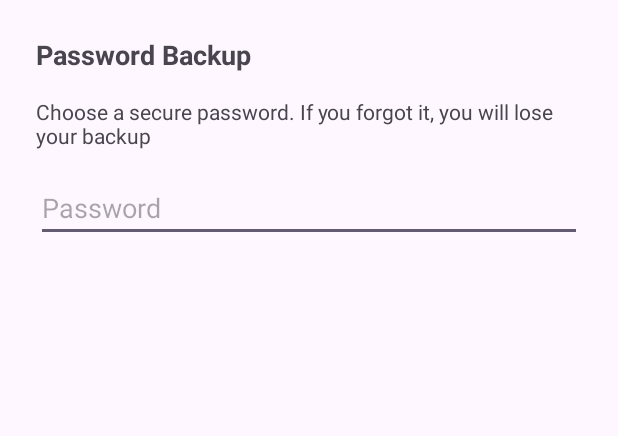
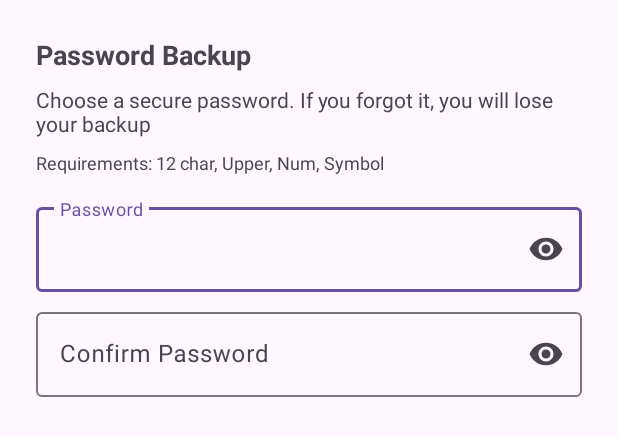
Before and after one commit to enzobarba/Secure-Notes, an Android app: the layout dialog_backup_password.xml on its own in the app's theme, with its tools: preview values and no code run, on a phone screen of 412 x 824 dp. Shown: the top 436 px of the screen. Run offline under Robolectric (Android 15) with nearby library versions, the light colour scheme and no system bars.

```diff
--- a/app/src/main/java/com/example/securenotes/viewmodel/FileViewModel.java
+++ b/app/src/main/java/com/example/securenotes/viewmodel/FileViewModel.java
@@ -46,7 +46,6 @@ public class FileViewModel extends AndroidViewModel {
         });
     }
 
-    // Metodo di decrittografia con logging degli errori
     public void decryptAndPrepareFile(File encryptedFile) {
         fileRepository.getExecutor().execute(() -> {
             try {
@@ -58,9 +57,6 @@ public class FileViewModel extends AndroidViewModel {
                 );
                 _decryptedFileUri.postValue(fileUri);
             } catch (Exception e) {
-                // CORREZIONE DI DEBUG:
-                // 1. Stampa l'errore completo nel Logcat
-                // 2. Mostra il vero messaggio di errore all'utente
                 _toastMessage.postValue("Error: " + e.getMessage());
             }
         });
--- a/app/src/main/res/layout/dialog_backup_password.xml
+++ b/app/src/main/res/layout/dialog_backup_password.xml
@@ -1,5 +1,6 @@
 <?xml version="1.0" encoding="utf-8"?>
 <LinearLayout xmlns:android="http://schemas.android.com/apk/res/android"
+    xmlns:app="http://schemas.android.com/apk/res-auto"
     android:orientation="vertical"
     android:padding="24dp"
     android:layout_width="match_parent"
@@ -11,19 +12,57 @@
         android:text="@string/password_backup"
         android:textStyle="bold"
         android:textSize="18sp"
-        android:layout_marginBottom="16dp"/>
+        android:layout_marginBottom="8dp"/>
 
     <TextView
         android:layout_width="wrap_content"
         android:layout_height="wrap_content"
         android:text="@string/advice_password_backup"
+        android:layout_marginBottom="8dp"/>
+
+    <TextView
+        android:layout_width="wrap_content"
+        android:layout_height="wrap_content"
+        android:text="@string/password_requirements"
+        android:textSize="12sp"
+        android:textColor="?android:attr/textColorSecondary"
         android:layout_marginBottom="16dp"/>
 
-    <EditText
-        android:id="@+id/editTextBackupPassword"
+    <com.google.android.material.textfield.TextInputLayout
         android:layout_width="match_parent"
         android:layout_height="wrap_content"
         android:hint="@string/password"
-        android:inputType="textPassword"/>
+        app:endIconMode="password_toggle"
+        android:layout_marginBottom="8dp">
+
+        <com.google.android.material.textfield.TextInputEditText
+            android:id="@+id/etPassword"
+            android:layout_width="match_parent"
+            android:layout_height="wrap_content"
+            android:inputType="textPassword"/>
+    </com.google.android.material.textfield.TextInputLayout>
+
+    <com.google.android.material.textfield.TextInputLayout
+        android:layout_width="match_parent"
+        android:layout_height="wrap_content"
+        android:hint="@string/confirm_password"
+        app:endIconMode="password_toggle">
+
+        <com.google.android.material.textfield.TextInputEditText
+            android:id="@+id/etConfirmPassword"
+            android:layout_width="match_parent"
+            android:layout_height="wrap_content"
+            android:inputType="textPassword"/>
+    </com.google.android.material.textfield.TextInputLayout>
+
+    <TextView
+        android:id="@+id/tvErrorMsg"
+        android:layout_width="match_parent"
+        android:layout_height="wrap_content"
+        android:textColor="#D32F2F"
+        android:textStyle="bold"
+        android:layout_marginTop="12dp"
+        android:visibility="gone"
+        android:text="@string/error" />
 
 </LinearLayout>
--- a/app/src/main/res/values/strings.xml
+++ b/app/src/main/res/values/strings.xml
@@ -21,7 +21,7 @@
     <string name="dash_settings">Settings</string>
     <string name="sec_settings">Security Settings</string>
     <string name="change_pin">Change PIN</string>
-    <string name="session_timeout">Session Timeout (Auto-Lock)</string>
+    <string name="session_timeout">Session Timeout (Background Auto-Lock)</string>
     <string name="timeout_one_min">1 Minutes</string>
     <string name="timeout_three_min">3 Minutes (Default)</string>
     <string name="timeout_five_min">5 Minutes</string>
@@ -30,6 +30,9 @@
     <string name="password_backup">Password Backup</string>
     <string name="advice_password_backup">Choose a secure password. If you forgot it, you will lose your backup</string>
     <string name="password">Password</string>
+    <string name="confirm_password">Confirm Password</string>
+    <string name="password_requirements">Requirements: 12 char, Upper, Num, Symbol</string>
+    <string name="error">Error</string>
 
 
 </resources>
```
Also changed, not shown: app/src/main/java/com/example/securenotes/ui/settings/BackupPasswordDialogFragment.java (+25 -13 lines), app/src/main/java/com/example/securenotes/ui/settings/SettingsFragment.java (+8 -2 lines), app/src/main/res/layout/fragment_create_pin.xml (+20 -8 lines), 1 other file.
